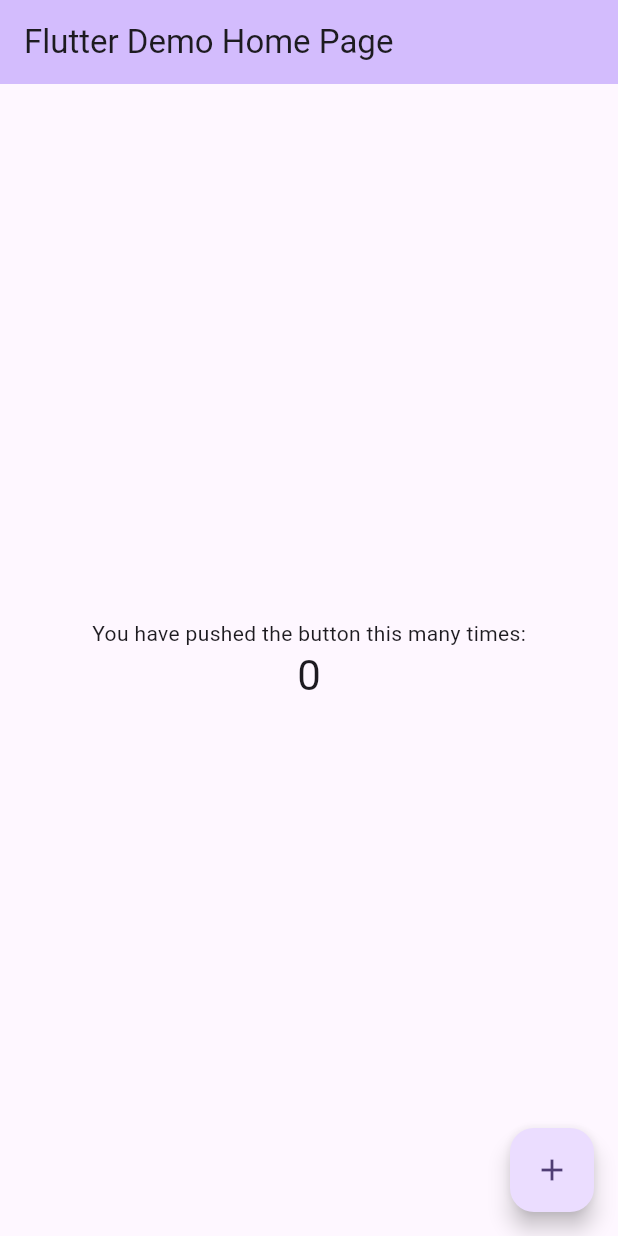
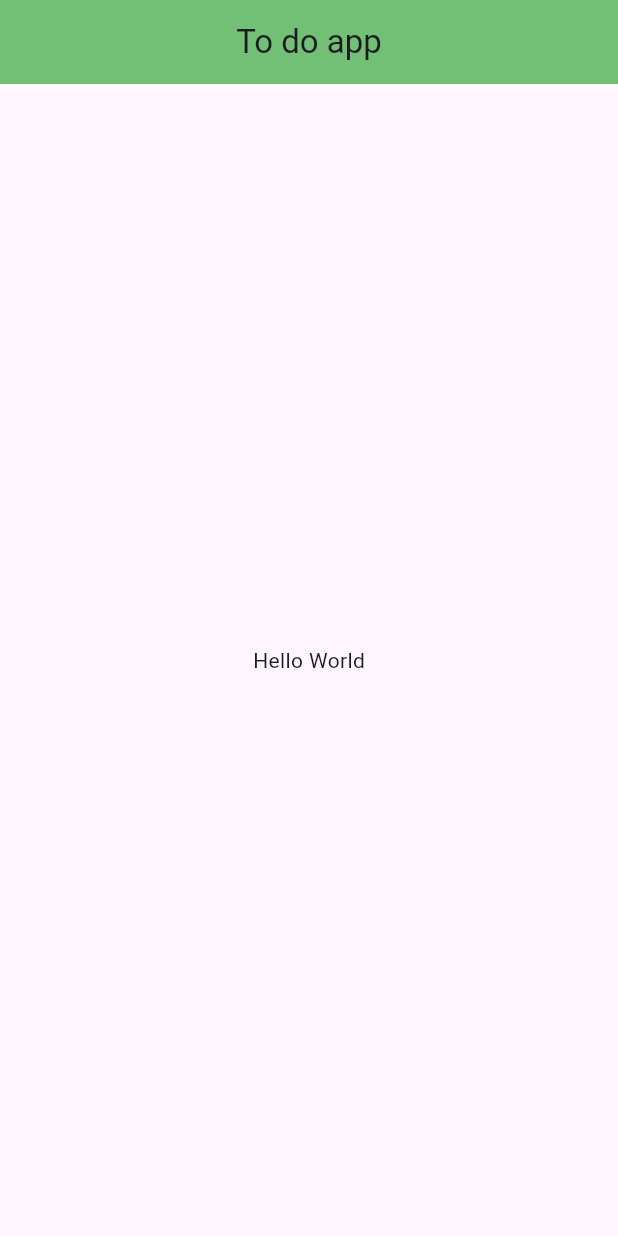
Before and after one commit to JoseArturoGuzman/cuartaclase, a Flutter app: the screen it shows after launch, on a phone screen of 412 x 824 dp. Run offline on Flutter 3.47's test engine with Material 3 defaults, Android fonts, the phone set to English and light mode, and no system bars.

Commit message:
Primera parte con el homne

```diff
--- /dev/null
+++ b/lib/homne.dart
@@ -0,0 +1,21 @@
+import 'package:flutter/material.dart';
+class Homne extends StatelessWidget {
+  const Homne({super.key});
+
+  @override
+  Widget build(BuildContext context) {
+    return Scaffold(
+      appBar: AppBar(
+        title: Text('To do app'),
+        centerTitle: true,
+        backgroundColor: Theme.of(context).primaryColor.withAlpha(200),
+        elevation: 0,
+      ),
+      body: Center(
+        child: Container(
+          child: Text('Hello World'),
+        ),
+      ),
+    );
+  }
+}
--- a/lib/main.dart
+++ b/lib/main.dart
@@ -1,125 +1,17 @@
+import 'package:cuartaclase/homne.dart';
 import 'package:flutter/material.dart';
 
-void main() {
-  runApp(const MyApp());
-}
+void main() => runApp(todoApp());
 
-class MyApp extends StatelessWidget {
-  const MyApp({super.key});
-
-  // This widget is the root of your application.
+class todoApp extends StatelessWidget {
   @override
   Widget build(BuildContext context) {
     return MaterialApp(
-      title: 'Flutter Demo',
+      title: ' To do App',
       theme: ThemeData(
-        // This is the theme of your application.
-        //
-        // TRY THIS: Try running your application with "flutter run". You'll see
-        // the application has a purple toolbar. Then, without quitting the app,
-        // try changing the seedColor in the colorScheme below to Colors.green
-        // and then invoke "hot reload" (save your changes or press the "hot
-        // reload" button in a Flutter-supported IDE, or press "r" if you used
-        // the command line to start the app).
-        //
-        // Notice that the counter didn't reset back to zero; the application
-        // state is not lost during the reload. To reset the state, use hot
-        // restart instead.
-        //
-        // This works for code too, not just values: Most code changes can be
-        // tested with just a hot reload.
-        colorScheme: ColorScheme.fromSeed(seedColor: Colors.deepPurple),
-        useMaterial3: true,
+        primaryColor: Colors.green,
       ),
-      home: const MyHomePage(title: 'Flutter Demo Home Page'),
+      home: Homne()
     );
   }
 }
-
-class MyHomePage extends StatefulWidget {
-  const MyHomePage({super.key, required this.title});
-
-  // This widget is the home page of your application. It is stateful, meaning
-  // that it has a State object (defined below) that contains fields that affect
-  // how it looks.
-
-  // This class is the configuration for the state. It holds the values (in this
-  // case the title) provided by the parent (in this case the App widget) and
-  // used by the build method of the State. Fields in a Widget subclass are
-  // always marked "final".
-
-  final String title;
-
-  @override
-  State<MyHomePage> createState() => _MyHomePageState();
-}
-
-class _MyHomePageState extends State<MyHomePage> {
-  int _counter = 0;
-
-  void _incrementCounter() {
-    setState(() {
-      // This call to setState tells the Flutter framework that something has
-      // changed in this State, which causes it to rerun the build method below
-      // so that the display can reflect the updated values. If we changed
-      // _counter without calling setState(), then the build method would not be
-      // called again, and so nothing would appear to happen.
-      _counter++;
-    });
-  }
-
-  @override
-  Widget build(BuildContext context) {
-    // This method is rerun every time setState is called, for instance as done
-    // by the _incrementCounter method above.
-    //
-    // The Flutter framework has been optimized to make rerunning build methods
-    // fast, so that you can just rebuild anything that needs updating rather
-    // than having to individually change instances of widgets.
-    return Scaffold(
-      appBar: AppBar(
-        // TRY THIS: Try changing the color here to a specific color (to
-        // Colors.amber, perhaps?) and trigger a hot reload to see the AppBar
-        // change color while the other colors stay the same.
-        backgroundColor: Theme.of(context).colorScheme.inversePrimary,
-        // Here we take the value from the MyHomePage object that was created by
-        // the App.build method, and use it to set our appbar title.
-        title: Text(widget.title),
-      ),
-      body: Center(
-        // Center is a layout widget. It takes a single child and positions it
-        // in the middle of the parent.
-        child: Column(
-          // Column is also a layout widget. It takes a list of children and
-          // arranges them vertically. By default, it sizes itself to fit its
-          // children horizontally, and tries to be as tall as its parent.
-          //
-          // Column has various properties to control how it sizes itself and
-          // how it positions its children. Here we use mainAxisAlignment to
-          // center the children vertically; the main axis here is the vertical
-          // axis because Columns are vertical (the cross axis would be
-          // horizontal).
-          //
-          // TRY THIS: Invoke "debug painting" (choose the "Toggle Debug Paint"
-          // action in the IDE, or press "p" in the console), to see the
-          // wireframe for each widget.
-          mainAxisAlignment: MainAxisAlignment.center,
-          children: <Widget>[
-            const Text(
-              'You have pushed the button this many times:',
-            ),
-            Text(
-              '$_counter',
-              style: Theme.of(context).textTheme.headlineMedium,
-            ),
-          ],
-        ),
-      ),
-      floatingActionButton: FloatingActionButton(
-        onPressed: _incrementCounter,
-        tooltip: 'Increment',
-        child: const Icon(Icons.add),
-      ), // This trailing comma makes auto-formatting nicer for build methods.
-    );
-  }
-}
```
